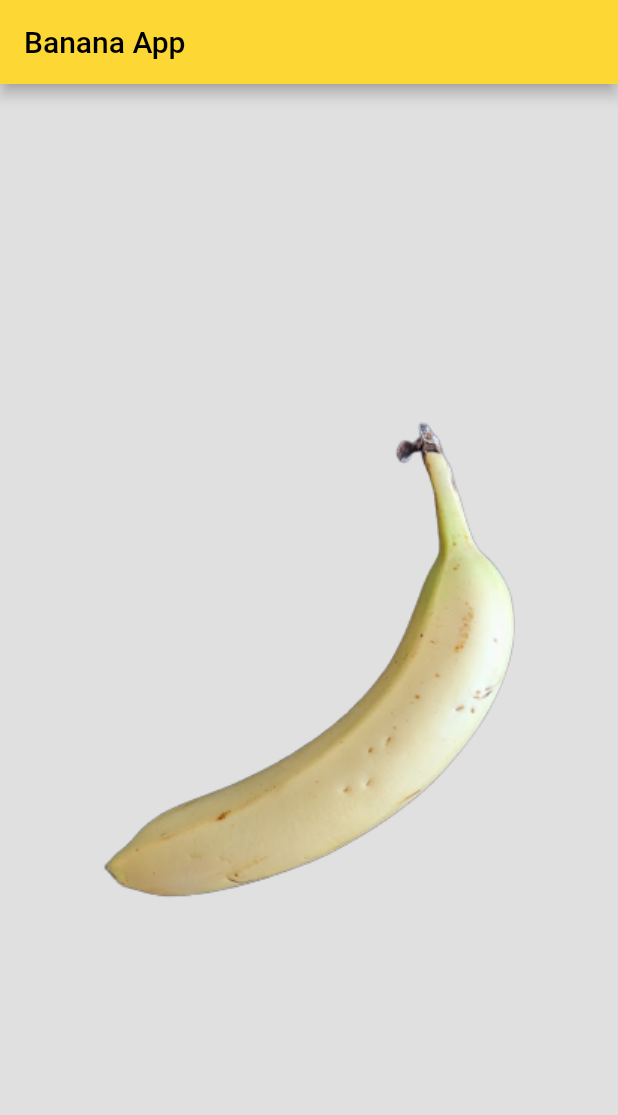
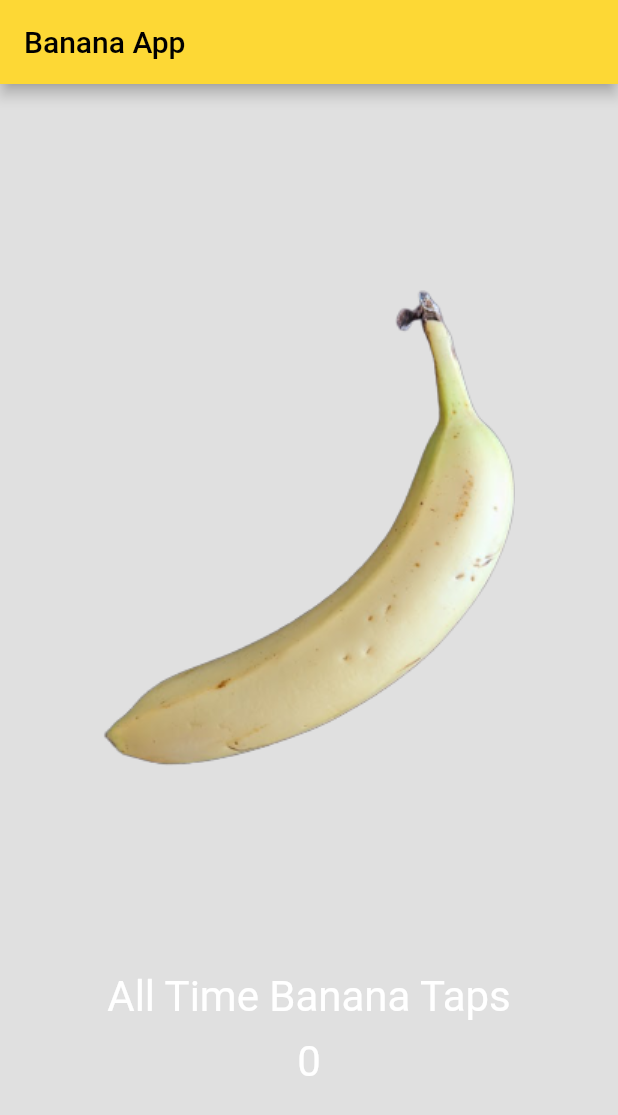
Before and after one commit to jefftoppings/banana-app, a Flutter app: the screen it shows after launch, on a phone screen of 412 x 824 dp. Shown: the top 1115 px of the screen. Run offline on Flutter 3.47's test engine with Material 2 defaults, Android fonts, the phone set to English and light mode, and no system bars.

Commit message:
keep track of number of clicks, add new banana with black background

```diff
--- a/lib/main.dart
+++ b/lib/main.dart
@@ -1,8 +1,20 @@
 import 'package:flutter/material.dart';
 
 void main() {
-  runApp(
-    MaterialApp(
+  runApp(HomePage());
+}
+
+class HomePage extends StatefulWidget {
+  @override
+  _HomePageState createState() => _HomePageState();
+}
+
+class _HomePageState extends State<HomePage> {
+  int numberClicks = 0;
+
+  @override
+  Widget build(BuildContext context) {
+    return MaterialApp(
       home: Scaffold(
         backgroundColor: Colors.black12,
         appBar: AppBar(
@@ -14,12 +26,45 @@ void main() {
           ),
           backgroundColor: Colors.yellow[600],
         ),
-        body: Center(
-          child: Image(
-            image: AssetImage('images/banana2.png'),
+        body: SafeArea(
+          child: Container(
+            child: Center(
+              child: Column(
+                children: <Widget>[
+                  Expanded(
+                    child: FlatButton(
+                      child: Image.asset('images/banana2.png'),
+                      onPressed: () {
+                        setState(() {
+                          numberClicks++;
+                        });
+                      },
+                    ),
+                  ),
+                  Text(
+                    'All Time Banana Taps',
+                    style: TextStyle(
+                      color: Colors.white,
+                      fontSize: 28,
+                    ),
+                  ),
+                  Padding(
+                    padding: const EdgeInsets.fromLTRB(0, 10, 0, 100),
+                    child: Text(
+                      '$numberClicks',
+                      style: TextStyle(
+                        color: Colors.white,
+                        fontSize: 28,
+                      ),
+                      textAlign: TextAlign.center,
+                    ),
+                  ),
+                ],
+              ),
+            ),
           ),
         ),
       ),
-    ),
-  );
+    );
+  }
 }
```
Also changed, not shown: images/banana_black_background.png (added).
